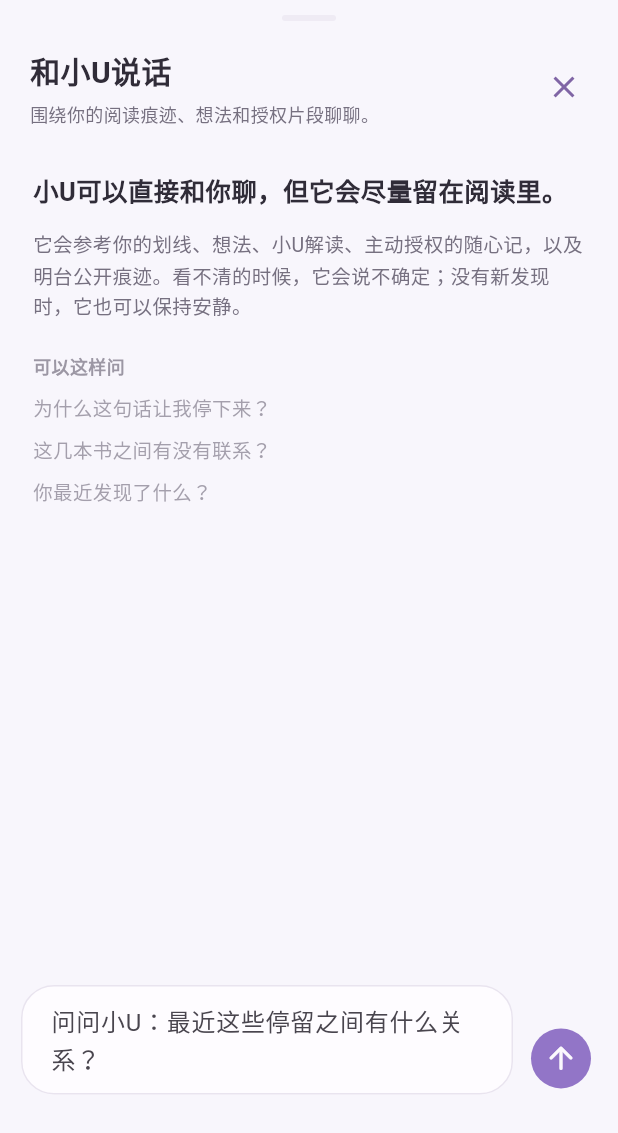
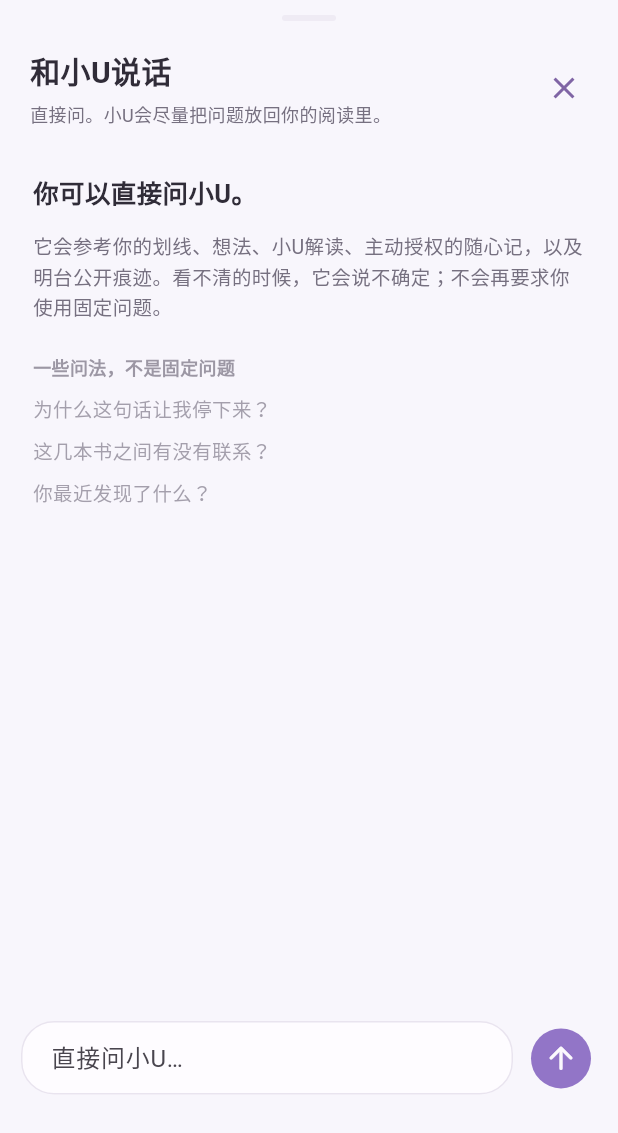
Before and after one commit to shengyou905-eng/Vickyreader, a Flutter app: the _XiaouAgentChatSheet widget shown alone on an empty page, opened directly, on a phone screen of 412 x 824 dp. Shown: the top 1133 px of the screen. Run offline on Flutter 3.47's test engine with Material 3 defaults, Android fonts, the phone set to English and light mode, and no system bars; our stand-ins replace cached_network_image, file_picker, share_plus, shared_preferences, sqflite, sqflite_common_ffi and 1 more; missing offline and left inert: charset, pdfx; accounts and stored records are empty; network calls fail.

Commit message:
fix xiaou open chat

```diff
--- a/lib/screens/xiaou/xiaou_home_screen.dart
+++ b/lib/screens/xiaou/xiaou_home_screen.dart
@@ -675,7 +675,7 @@ class _XiaouAgentChatSheetState extends State<_XiaouAgentChatSheet> {
                           ),
                           const SizedBox(height: 5),
                           Text(
-                            '围绕你的阅读痕迹、想法和授权片段聊聊。',
+                            '直接问。小U会尽量把问题放回你的阅读里。',
                             style: TextStyle(
                               color: palette.textSecondary,
                               fontSize: 12,
@@ -738,7 +738,7 @@ class _XiaouAgentChatSheetState extends State<_XiaouAgentChatSheet> {
                           maxLines: 4,
                           textInputAction: TextInputAction.newline,
                           decoration: InputDecoration(
-                            hintText: '问问小U：最近这些停留之间有什么关系？',
+                            hintText: '直接问小U…',
                             filled: true,
                             fillColor: palette.card.withAlpha(235),
                             contentPadding: const EdgeInsets.symmetric(
@@ -787,7 +787,7 @@ class _XiaouAgentChatSheetState extends State<_XiaouAgentChatSheet> {
       padding: const EdgeInsets.fromLTRB(22, 18, 22, 22),
       children: [
         Text(
-          '小U可以直接和你聊，但它会尽量留在阅读里。',
+          '你可以直接问小U。',
           style: TextStyle(
             color: palette.textPrimary,
             fontSize: 17,
@@ -797,7 +797,7 @@ class _XiaouAgentChatSheetState extends State<_XiaouAgentChatSheet> {
         ),
         const SizedBox(height: 10),
         Text(
-          '它会参考你的划线、想法、小U解读、主动授权的随心记，以及明台公开痕迹。看不清的时候，它会说不确定；没有新发现时，它也可以保持安静。',
+          '它会参考你的划线、想法、小U解读、主动授权的随心记，以及明台公开痕迹。看不清的时候，它会说不确定；不会再要求你使用固定问题。',
           style: TextStyle(
             color: palette.textSecondary,
             fontSize: 13,
@@ -806,7 +806,7 @@ class _XiaouAgentChatSheetState extends State<_XiaouAgentChatSheet> {
         ),
         const SizedBox(height: 22),
         Text(
-          '可以这样问',
+          '一些问法，不是固定问题',
           style: TextStyle(
             color: palette.textSecondary.withAlpha(180),
             fontSize: 12,
--- a/lib/services/ai_service.dart
+++ b/lib/services/ai_service.dart
@@ -126,6 +126,11 @@ class AiService {
 
   static String friendlyError(Object error) {
     final raw = error.toString().replaceFirst(RegExp(r'^Exception:\s*'), '');
+    if (raw.contains('固定引导问题') ||
+        raw.contains('阅读回顾入口') ||
+        raw.contains('小U已收敛')) {
+      return '小U现在支持自由提问。如果这里还出现旧提示，请部署最新后端并重启服务。';
+    }
     if (raw.contains('TimeoutException') || raw.contains('Future not completed')) {
       return '这段内容有些复杂，小U思考得久了一点。请稍后重试。';
     }
```
Also changed, not shown: 1 other file.
